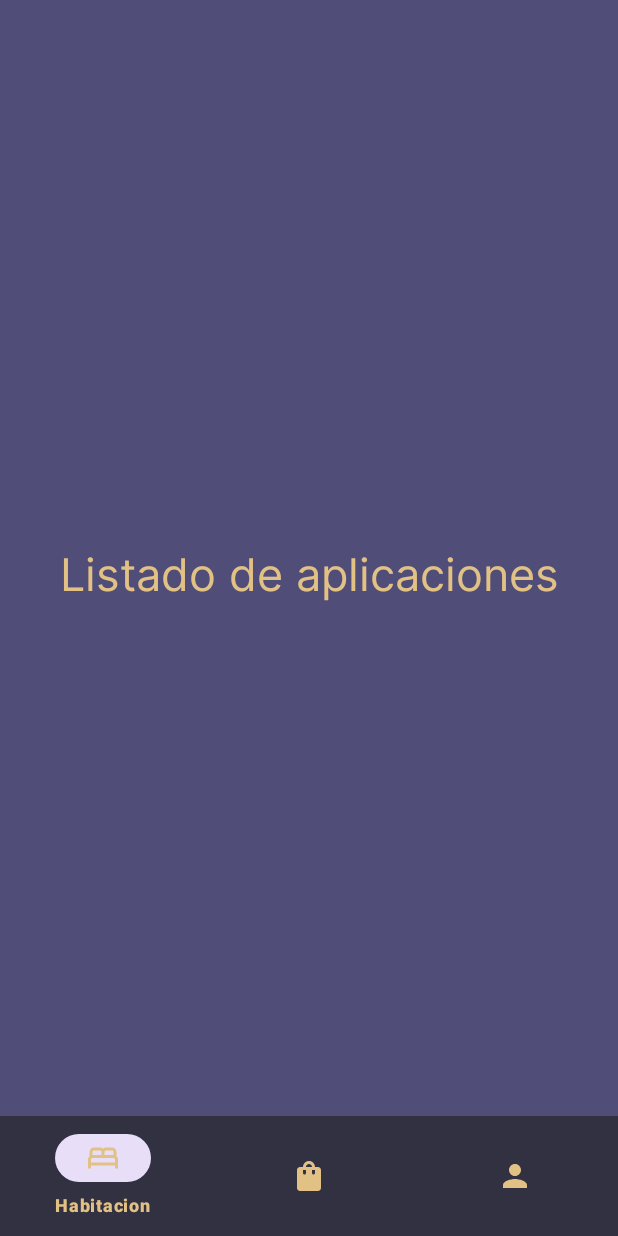
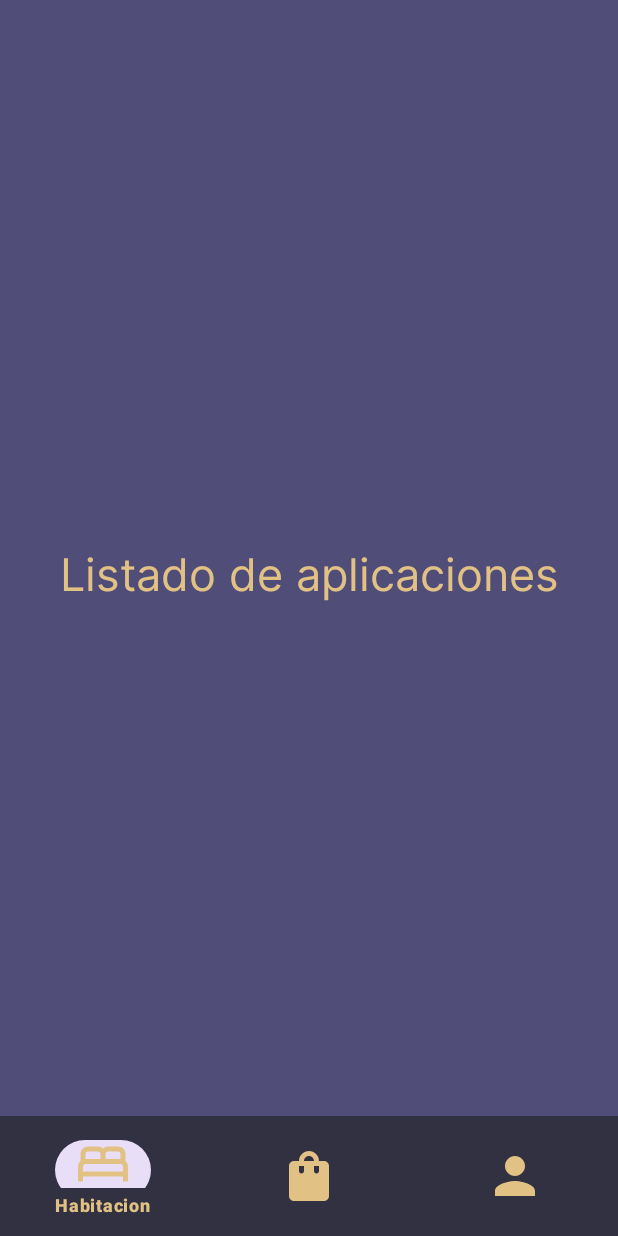
Before and after one commit to Ferkhan/feridem-android, an Android app: the BarraNavegacionActivity screen opened directly, with no data from a screen before it, on a phone screen of 412 x 824 dp. Run offline under Robolectric (Android 15) with nearby library versions, the phone set to English and light mode, and no system bars.

Commit message:
arreglar barra de navegacion

```diff
--- a/app/src/main/AndroidManifest.xml
+++ b/app/src/main/AndroidManifest.xml
@@ -17,7 +17,7 @@
             android:exported="false" />
         <activity
             android:name=".RegistroActivity"
-            android:exported="true"></activity>
+            android:exported="true" />
         <activity
             android:name=".MainActivity"
             android:exported="true">
--- /dev/null
+++ b/app/src/main/java/com/feridem/android/ValidarInicarSesion.java
@@ -0,0 +1,4 @@
+package com.feridem.android;
+
+public class ValidarInicarSesion {
+}
--- a/app/src/main/res/layout/activity_barra_navegacion.xml
+++ b/app/src/main/res/layout/activity_barra_navegacion.xml
@@ -26,6 +26,8 @@
         app:layout_constraintBottom_toBottomOf="parent"
         app:layout_constraintEnd_toEndOf="parent"
         app:layout_constraintStart_toStartOf="parent"
-        app:menu="@menu/menu_navegacion" />
+        app:itemIconSize="40dp"
+        app:menu="@menu/menu_navegacion"
+        />
 
 </androidx.constraintlayout.widget.ConstraintLayout>
--- a/app/src/main/res/layout/fragment_habitacion.xml
+++ b/app/src/main/res/layout/fragment_habitacion.xml
@@ -4,7 +4,7 @@
     android:layout_width="match_parent"
     android:layout_height="match_parent"
     xmlns:app="http://schemas.android.com/apk/res-auto"
-    android:background="#504E79"
+    android:background="@color/secundario"
     tools:context=".HabitacionFragment">
 
     <TextView
--- a/app/src/main/res/layout/fragment_perfil.xml
+++ b/app/src/main/res/layout/fragment_perfil.xml
@@ -4,11 +4,10 @@
     android:layout_width="match_parent"
     android:layout_height="match_parent"
     xmlns:app="http://schemas.android.com/apk/res-auto"
-    android:background="@color/principal"
+    android:background="@color/secundario"
     tools:context=".PerfilFragment">
 
     <TextView
-
         style="@style/textoInicioRegistro"
         android:textSize="30sp"
         android:text="Configuración del perfil del usuario"
--- a/app/src/main/res/layout/fragment_reservacion.xml
+++ b/app/src/main/res/layout/fragment_reservacion.xml
@@ -4,7 +4,7 @@
     xmlns:tools="http://schemas.android.com/tools"
     android:layout_width="match_parent"
     android:layout_height="match_parent"
-    android:background="@color/principal"
+    android:background="@color/secundario"
     android:padding="@dimen/margenInicioRegistro"
     tools:context=".ReservacionFragment">
 
--- a/app/src/main/res/values/colores.xml
+++ b/app/src/main/res/values/colores.xml
@@ -3,8 +3,10 @@
     <color name="black">#FF000000</color>
     <color name="ingresoDatos">#FFFFFFFF</color>
     <color name="principal">#323142</color>
+    <color name="secundario">#504E79</color>
     <color name="texto">#E2C185</color>
     <color name="oculto">#6C6C6C</color>
     <color name="boton">#181824</color>
+    <color name="trasparente">#00000000</color>
 
 </resources>
--- a/app/src/main/res/values/themes.xml
+++ b/app/src/main/res/values/themes.xml
@@ -3,6 +3,7 @@
     <style name="Base.Theme.Feridem" parent="Theme.Material3.DayNight.NoActionBar">
         <item name="colorPrimary">@color/principal</item>
         <item name="colorPrimaryVariant">@color/principal</item>
+        <item name="android:navigationBarColor">@color/principal</item>
     </style>
 
     <style name="Theme.Feridem" parent="Base.Theme.Feridem" />
```
Also changed, not shown: app/src/main/java/com/feridem/android/RegistroActivity.java (+9 -0 lines).
